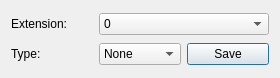
Old version of the form src/brickv/plugin_system/plugins/master/ui/extension_type.ui in the repository Tinkerforge/brickv.
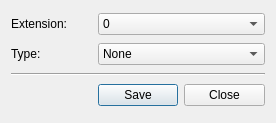
New version of the form.

Commit message:
Ensure that all QDialogs have a close button
Some window manager doen't provide a close button as part of the window
decoration for dialogs.

```diff
--- a/src/brickv/plugin_system/plugins/master/ui/extension_type.ui
+++ b/src/brickv/plugin_system/plugins/master/ui/extension_type.ui
@@ -6,8 +6,8 @@
    <rect>
     <x>0</x>
     <y>0</y>
-    <width>280</width>
-    <height>78</height>
+    <width>276</width>
+    <height>123</height>
    </rect>
   </property>
   <property name="windowTitle">
@@ -42,7 +42,7 @@
      </property>
     </widget>
    </item>
-   <item row="1" column="1">
+   <item row="1" column="1" colspan="2">
     <widget class="QComboBox" name="type_box">
      <item>
       <property name="text">
@@ -76,13 +76,27 @@
      </item>
     </widget>
    </item>
-   <item row="1" column="2">
+   <item row="2" column="0" colspan="3">
+    <widget class="Line" name="line">
+     <property name="orientation">
+      <enum>Qt::Horizontal</enum>
+     </property>
+    </widget>
+   </item>
+   <item row="3" column="1">
     <widget class="QPushButton" name="button_type_save">
      <property name="text">
       <string>Save</string>
      </property>
     </widget>
    </item>
+   <item row="3" column="2">
+    <widget class="QPushButton" name="button_close">
+     <property name="text">
+      <string>Close</string>
+     </property>
+    </widget>
+   </item>
   </layout>
  </widget>
  <resources/>
```
The commit also changes 26 other files.
